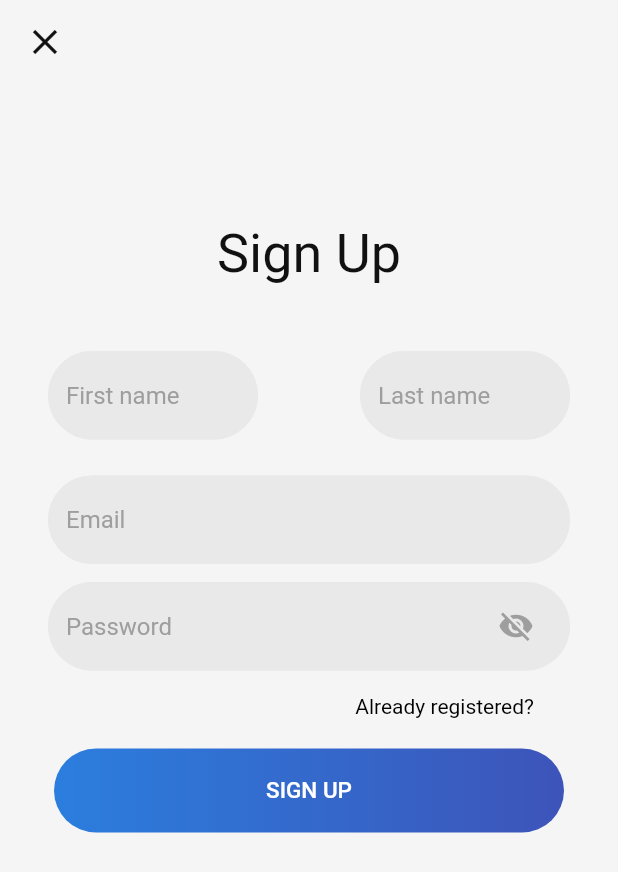
After one commit to victorhmacfer/retrieval_practice, a Flutter app: the SignUpScreen screen opened directly, on a phone screen of 412 x 824 dp. The commit adds this screen. Shown: the top 872 px of the screen. Run offline on Flutter 3.47's test engine with Material 2 defaults, Android fonts, the phone set to English and light mode, and no system bars; our stand-ins replace sembast.

Commit message:
sketch of auth screens  (get-started , login , signup)

```diff
--- a/lib/custom_widgets/pill_button.dart
+++ b/lib/custom_widgets/pill_button.dart
@@ -46,15 +46,20 @@ class CardsDuePillButton extends StatelessWidget {
   final Subject subject;
   final MainBloc bloc;
 
-  CardsDuePillButton(this.subject, this.bloc) : _dueCards = subject.numOfDueQuestions;
-
+  CardsDuePillButton(this.subject, this.bloc)
+      : _dueCards = subject.numOfDueQuestions;
 
   List<Widget> _answerScreens(BuildContext context, List<Question> questions) {
     List<Widget> myList = [];
     for (var aQuestion in questions) {
-      myList.add(AnswerQuestionScreen(question: aQuestion, subject: subject, bloc: bloc, tapCallback: () {
-        Navigator.popUntil(context, ModalRoute.withName('/deckInfo'));
-      },));
+      myList.add(AnswerQuestionScreen(
+        question: aQuestion,
+        subject: subject,
+        bloc: bloc,
+        tapCallback: () {
+          Navigator.popUntil(context, ModalRoute.withName('/deckInfo'));
+        },
+      ));
     }
     return myList;
   }
@@ -86,7 +91,8 @@ class CardsDuePillButton extends StatelessWidget {
               padding: EdgeInsets.symmetric(horizontal: 10),
               child: Text(
                 '$_dueCards due',
-                style: pillButtonTextStyle.copyWith(color: appDueQuestionLightRed),
+                style:
+                    pillButtonTextStyle.copyWith(color: appDueQuestionLightRed),
               ),
             ),
           ],
@@ -95,3 +101,50 @@ class CardsDuePillButton extends StatelessWidget {
     );
   }
 }
+
+
+//TODO: fix shadows later
+class AccentPillButton extends StatelessWidget {
+  final String text;
+  AccentPillButton(this.text);
+
+  @override
+  Widget build(BuildContext context) {
+    return GestureDetector(
+      child: Padding(
+        padding: const EdgeInsets.all(4.0),
+        child: Container(
+            height: 56,
+            //width: 264,
+            decoration: BoxDecoration(
+              //boxShadow: [BoxShadow(blurRadius: 2, offset: Offset(2, 2), color: Colors.grey[600])],
+              //TODO: CHANGE THIS TO A RADIAL GRADIENT !
+              gradient:
+                  LinearGradient(colors: [Color(0xFF2B7EDE), Color(0xFF3D54B9),]),
+              borderRadius: BorderRadius.circular(72),
+            ),
+            child: Center(
+              child: Text(text, style: TextStyle(color: Colors.white, fontSize: 15, fontWeight: FontWeight.w500),),
+            )),
+      ),
+    );
+  }
+}
+
+
+class HollowPillButton extends StatelessWidget {
+  @override
+  Widget build(BuildContext context) {
+    return GestureDetector(
+      child: Container(
+          height: 56,
+          decoration: BoxDecoration(
+            border: Border.all(color: appWhite, width: 2),
+            borderRadius: BorderRadius.circular(72),
+          ),
+          child: Center(
+            child: Text('SIGN UP', style: TextStyle(fontWeight: FontWeight.w500, fontSize: 15) ),
+          )),
+    );
+  }
+}
--- a/lib/main.dart
+++ b/lib/main.dart
@@ -4,9 +4,10 @@ import 'styles/my_styles.dart';
 import 'blocs/bloc_base.dart';
 import 'blocs/main_bloc.dart';
 
+
 void main() {
   // SystemChrome.setPreferredOrientations(
-      // [DeviceOrientation.portraitUp, DeviceOrientation.portraitDown]);
+  // [DeviceOrientation.portraitUp, DeviceOrientation.portraitDown]);
   runApp(MyApp());
 }
 
@@ -31,6 +32,7 @@ class _MyAppState extends State<MyApp> {
       title: 'Retrieval Practice',
       theme: appTheme,
       home: BlocProvider<MainBloc>(bloc: _mainBloc, child: HomeScreen()),
+      //home: HomeScreen(),
       debugShowCheckedModeBanner: false,
     );
   }
--- /dev/null
+++ b/lib/screens/signup_screen.dart
@@ -0,0 +1,183 @@
+import 'package:flutter/material.dart';
+
+import 'package:retrieval_practice/styles/my_styles.dart';
+
+import 'package:retrieval_practice/custom_widgets/pill_button.dart';
+
+
+
+class SignUpScreen extends StatelessWidget {
+  @override
+  Widget build(BuildContext context) {
+    return Scaffold(
+      appBar: AppBar(
+        backgroundColor: appWhite,
+        elevation: 0,
+        leading: Padding(
+          padding: const EdgeInsets.only(left: 4.0),
+          child: Icon(
+            Icons.clear,
+            size: 28,
+            color: appBlack,
+          ),
+        ),
+      ),
+      body: Container(
+        constraints: BoxConstraints.expand(),
+        color: appWhite,
+        child: Padding(
+          padding: const EdgeInsets.all(32.0),
+          child: SingleChildScrollView(
+            child: Column(
+              //mainAxisAlignment: MainAxisAlignment.spaceBetween,
+              crossAxisAlignment: CrossAxisAlignment.center,
+              children: <Widget>[
+                SizedBox(
+                  height: 60,
+                ),
+                Text(
+                  'Sign Up',
+                  style: TextStyle(
+                      color: appBlack,
+                      fontSize: 36,
+                      fontWeight: FontWeight.w400),
+                ),
+                SizedBox(
+                  height: 32,
+                ),
+                MySignUpForm(),
+              ],
+            ),
+          ),
+        ),
+      ),
+    );
+  }
+}
+
+
+
+
+//TODO: create a custom decorated textformfield to be reused !
+
+//TODO: fix appearance
+
+class MySignUpForm extends StatefulWidget {
+  @override
+  _MySignUpFormState createState() => _MySignUpFormState();
+}
+
+class _MySignUpFormState extends State<MySignUpForm> {
+  final _signUpFormKey = GlobalKey<FormState>();
+
+  @override
+  Widget build(BuildContext context) {
+    return Form(
+      key: _signUpFormKey,
+      child: Column(
+        crossAxisAlignment: CrossAxisAlignment.end,
+        children: <Widget>[
+          Padding(
+            padding: const EdgeInsets.symmetric(vertical: 12.0),
+            child: Row(
+              mainAxisAlignment: MainAxisAlignment.spaceBetween,
+              //mainAxisSize: MainAxisSize.min,
+              children: <Widget>[
+                SizedBox(
+                  width: 140,
+                  child: TextFormField(
+                    decoration: InputDecoration(
+                        //contentPadding: EdgeInsets.only(left: 6),
+
+                        hintText: 'First name',
+                        hintStyle: TextStyle(color: Colors.grey),
+                        fillColor: formFieldGrey,
+                        filled: true,
+                        focusedBorder: OutlineInputBorder(
+                          borderRadius: BorderRadius.circular(32),
+                          borderSide: BorderSide(color: appBlue, width: 2),
+                        ),
+                        enabledBorder: OutlineInputBorder(
+                          borderRadius: BorderRadius.circular(32),
+                          borderSide:
+                              BorderSide(color: formFieldGrey, width: 2),
+                        )),
+                  ),
+                ),
+                SizedBox(
+                  width: 140,
+                  child: TextFormField(
+                    decoration: InputDecoration(
+                        hintText: 'Last name',
+                        hintStyle: TextStyle(color: Colors.grey),
+                        fillColor: formFieldGrey,
+                        filled: true,
+                        focusedBorder: OutlineInputBorder(
+                          borderRadius: BorderRadius.circular(32),
+                          borderSide: BorderSide(color: appBlue, width: 2),
+                        ),
+                        enabledBorder: OutlineInputBorder(
+                          borderRadius: BorderRadius.circular(32),
+                          borderSide:
+                              BorderSide(color: formFieldGrey, width: 2),
+                        )),
+                  ),
+                ),
+              ],
+            ),
+          ),
+          Padding(
+            padding: const EdgeInsets.symmetric(vertical: 12.0),
+            child: TextFormField(
+              decoration: InputDecoration(
+                  //TODO: label is bugged ?  I will try to use it later
+                  hintText: 'Email',
+                  hintStyle: TextStyle(color: Colors.grey),
+                  fillColor: formFieldGrey,
+                  filled: true,
+                  focusedBorder: OutlineInputBorder(
+                    borderRadius: BorderRadius.circular(32),
+                    borderSide: BorderSide(color: appBlue, width: 2),
+                  ),
+                  enabledBorder: OutlineInputBorder(
+                    borderRadius: BorderRadius.circular(32),
+                    borderSide: BorderSide(color: formFieldGrey, width: 2),
+                  )),
+            ),
+          ),
+          TextFormField(
+            decoration: InputDecoration(
+                suffixIcon: IconButton(
+                  onPressed: () {},
+                  icon: Icon(
+                    Icons.visibility_off,
+                    color: Colors.grey,
+                  ),
+                  padding: const EdgeInsets.only(right: 24),
+                ),
+                hintText: 'Password',
+                hintStyle: TextStyle(color: Colors.grey),
+                fillColor: formFieldGrey,
+                filled: true,
+                focusedBorder: OutlineInputBorder(
+                  borderRadius: BorderRadius.circular(32),
+                  borderSide: BorderSide(color: appBlue, width: 2),
+                ),
+                enabledBorder: OutlineInputBorder(
+                  borderRadius: BorderRadius.circular(32),
+                  borderSide: BorderSide(color: formFieldGrey, width: 2),
+                )),
+          ),
+          Padding(
+            padding: const EdgeInsets.only(top: 16, bottom: 16, right: 24.0),
+            child: Text(
+              ' Already registered?',
+              style: TextStyle(color: Colors.black),
+            ),
+          ),
+          AccentPillButton('SIGN UP'),
+        ],
+      ),
+    );
+  }
+}
--- a/lib/styles/my_styles.dart
+++ b/lib/styles/my_styles.dart
@@ -13,6 +13,8 @@ const appDueQuestionDarkRed = Color.fromRGBO(83, 41, 42, 1);
 const appDueQuestionLightRed = Color.fromRGBO(251, 139, 128, 1);
 const appBlue = Color.fromRGBO(144, 202, 249, 1);
 const appFabBlue = Color.fromRGBO(130, 177, 255, 1);
+
+const formFieldGrey = Color(0xFFE9E9E9);
 
 const deckTitleTextStyle =
     TextStyle(fontSize: 20, color: appWhite, fontWeight: FontWeight.w500);
--- a/pubspec.yaml
+++ b/pubspec.yaml
@@ -51,6 +51,7 @@ flutter:
     - assets/images/asian-woman.jpg
     - assets/images/default-pic-better.jpg
     - assets/images/default-pic.jpg
+    - assets/images/woman-in-black-top-480-854.jpg
 
 
 
```
Also changed, not shown: lib/screens/get_started_screen.dart (added, +36 -0 lines), lib/screens/login_screen.dart (added, +126 -0 lines), assets/images/woman-in-black-top-480-854.jpg (added).
